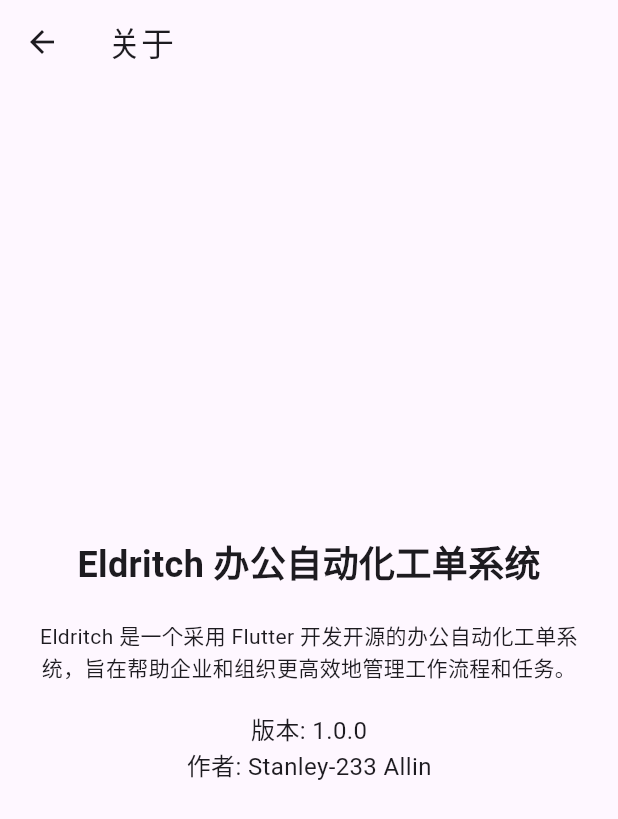
After one commit to Stanley-233/eldritch_frontend, a Flutter app: the AboutPage screen opened by its route, on a phone screen of 412 x 824 dp. The commit adds this screen. Shown: the top 819 px of the screen. Run offline on Flutter 3.47's test engine with Material 3 defaults, Android fonts, the phone set to English and light mode, and no system bars; our stand-ins replace flutter_markdown_plus, shared_preferences; missing offline and left inert: card_settings_ui; accounts and stored records are empty.

Commit message:
feat: add about page, message page error code info

```diff
--- /dev/null
+++ b/lib/pages/about_page.dart
@@ -0,0 +1,49 @@
+import 'package:flutter/material.dart';
+
+class AboutPage extends StatelessWidget {
+  const AboutPage({super.key});
+
+  @override
+  Widget build(BuildContext context) {
+    // has a pop button and info
+    return Scaffold(
+      appBar: AppBar(
+        title: const Text('关于'),
+        leading: IconButton(
+          icon: const Icon(Icons.arrow_back),
+          onPressed: () {
+            Navigator.pop(context);
+          },
+        ),
+      ),
+      body: Center(
+        child: Padding(
+          padding: const EdgeInsets.all(16.0),
+          child: Column(
+            mainAxisAlignment: MainAxisAlignment.center,
+            children: [
+              const Text(
+                'Eldritch 办公自动化工单系统',
+                style: TextStyle(fontSize: 24, fontWeight: FontWeight.bold),
+              ),
+              const SizedBox(height: 20),
+              const Text(
+                'Eldritch 是一个采用 Flutter 开发开源的办公自动化工单系统，旨在帮助企业和组织更高效地管理工作流程和任务。',
+                textAlign: TextAlign.center,
+              ),
+              const SizedBox(height: 20),
+              const Text(
+                '版本: 1.0.0',
+                style: TextStyle(fontSize: 16),
+              ),
+              const Text(
+                '作者: Stanley-233 Allin',
+                style: TextStyle(fontSize: 16),
+              )
+            ],
+          ),
+        ),
+      ),
+    );
+  }
+}
--- a/lib/pages/message_list_page.dart
+++ b/lib/pages/message_list_page.dart
@@ -29,12 +29,21 @@ class _CertainMessageState extends State<StatefulWidget> {
             )
           );
         } else if (snapshot.hasError) {
-          return Text('Unknown Error');
+          return Center(
+            child: Text('无法连接到服务器'),
+          );
         } else {
           // 成功的
           final response = snapshot.data;
           if(response!.statusCode != 200) {
-            return Text('Unknown Error');
+            if(response.statusCode == 404){
+              return Center(
+                child: Text('用户不存在，请重新登录'),
+              );
+            }
+            return Center(
+              child: Text("服务器内部错误"),
+            );
           }
           final messageList = extractFromJson(response.body);
           return ListView.separated(
--- a/lib/routes.dart
+++ b/lib/routes.dart
@@ -1,3 +1,4 @@
+import 'package:eldritch_frontend/pages/about_page.dart';
 import 'package:flutter/material.dart';
 import 'pages/home_page.dart';
 import 'pages/login_page.dart';
@@ -6,5 +7,6 @@ class AppRoutes {
   static final routes = <String, WidgetBuilder>{
     '/login': (context) => LoginPage(),
     '/home': (context) => HomePage(),
+    '/about': (context) => AboutPage(),
   };
 }
```
Also changed, not shown: lib/pages/home_page.dart (+0 -8 lines), lib/pages/manage_page.dart (+9 -2 lines).
